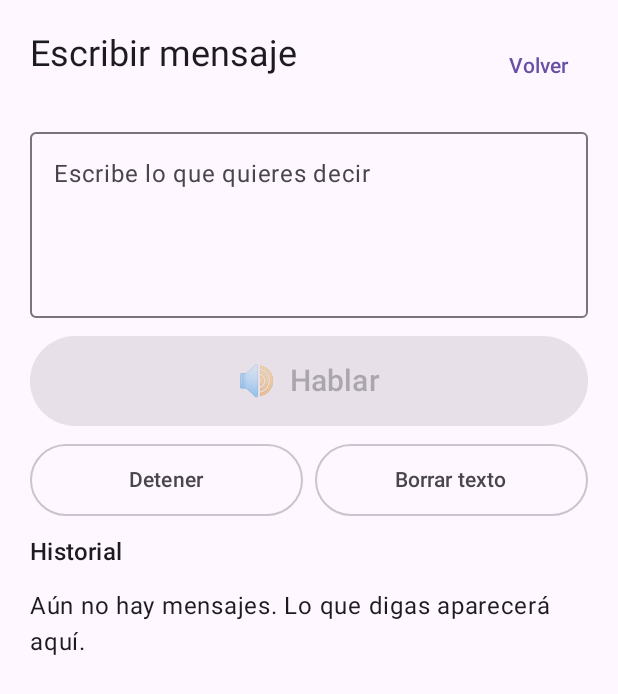
After one commit to Andressan00/Vozinclusiva, an Android app built with Jetpack Compose: the WriteScreen screen opened through its navigation route, on a phone screen of 412 x 824 dp. The commit adds this screen. Shown: the top 694 px of the screen. Run offline under Robolectric (Android 15) with nearby library versions, the phone set to English and light mode, and no system bars; our stand-ins replace Firebase (no records; nobody signed in at launch, a user with empty details on screens opened directly).

Commit message:
leer texto en pantalla y poder añadir datos basicos

```diff
--- a/app/src/main/AndroidManifest.xml
+++ b/app/src/main/AndroidManifest.xml
@@ -1,6 +1,12 @@
 <?xml version="1.0" encoding="utf-8"?>
 <manifest xmlns:android="http://schemas.android.com/apk/res/android"
     xmlns:tools="http://schemas.android.com/tools">
+
+    <queries>
+        <intent>
+            <action android:name="android.intent.action.TTS_SERVICE" />
+        </intent>
+    </queries>
 
     <application
         android:allowBackup="true"
--- /dev/null
+++ b/app/src/main/java/com/example/vozinclusiva/data/repository/MessageHistoryRepository.kt
@@ -0,0 +1,48 @@
+package com.example.vozinclusiva.data.repository
+
+import android.content.Context
+import org.json.JSONArray
+import org.json.JSONObject
+
+data class HistoryEntry(val text: String, val timestamp: Long)
+
+/**
+ * Historial de mensajes dichos en voz alta, guardado localmente en el dispositivo.
+ * El más reciente aparece primero. Guarda como máximo [MAX_ENTRIES] mensajes.
+ */
+class MessageHistoryRepository(context: Context) {
+
+    private val prefs = context.applicationContext
+        .getSharedPreferences(PREFS_NAME, Context.MODE_PRIVATE)
+
+    fun getAll(): List<HistoryEntry> {
+        val raw = prefs.getString(KEY_ENTRIES, null) ?: return emptyList()
+        return runCatching {
+            val array = JSONArray(raw)
+            (0 until array.length()).map { i ->
+                val obj = array.getJSONObject(i)
+                HistoryEntry(obj.getString("text"), obj.getLong("time"))
+            }
+        }.getOrDefault(emptyList())
+    }
+
+    fun add(text: String) {
+        val clean = text.trim()
+        if (clean.isEmpty()) return
+        val updated = (listOf(HistoryEntry(clean, System.currentTimeMillis())) + getAll())
+            .take(MAX_ENTRIES)
+        val array = JSONArray()
+        updated.forEach {
+            array.put(JSONObject().put("text", it.text).put("time", it.timestamp))
+        }
+        prefs.edit().putString(KEY_ENTRIES, array.toString()).apply()
+    }
+
+    fun clear() = prefs.edit().remove(KEY_ENTRIES).apply()
+
+    private companion object {
+        const val PREFS_NAME = "vozinclusiva_history"
+        const val KEY_ENTRIES = "entries"
+        const val MAX_ENTRIES = 100
+    }
+}
--- /dev/null
+++ b/app/src/main/java/com/example/vozinclusiva/ui/components/SpeechController.kt
@@ -0,0 +1,53 @@
+package com.example.vozinclusiva.ui.components
+
+import android.content.Context
+import android.speech.tts.TextToSpeech
+import androidx.compose.runtime.Composable
+import androidx.compose.runtime.DisposableEffect
+import androidx.compose.runtime.remember
+import androidx.compose.ui.platform.LocalContext
+import java.util.Locale
+
+/** Lee texto en voz alta usando el motor de voz (Text-to-Speech) de Android. */
+class SpeechController(context: Context) : TextToSpeech.OnInitListener {
+
+    private var tts: TextToSpeech? = TextToSpeech(context.applicationContext, this)
+    private var ready = false
+    private var pending: String? = null
+
+    override fun onInit(status: Int) {
+        if (status != TextToSpeech.SUCCESS) return
+        val engine = tts ?: return
+        var result = engine.setLanguage(Locale("es", "CO"))
+        if (result == TextToSpeech.LANG_MISSING_DATA || result == TextToSpeech.LANG_NOT_SUPPORTED) {
+            result = engine.setLanguage(Locale("es"))
+        }
+        ready = result != TextToSpeech.LANG_MISSING_DATA &&
+                result != TextToSpeech.LANG_NOT_SUPPORTED
+        if (ready) pending?.let { speak(it) }
+        pending = null
+    }
+
+    fun speak(text: String) {
+        if (text.isBlank()) return
+        if (!ready) { pending = text; return }
+        tts?.speak(text, TextToSpeech.QUEUE_FLUSH, null, "vozinclusiva_utterance")
+    }
+
+    fun stop() { tts?.stop() }
+
+    fun shutdown() {
+        tts?.stop()
+        tts?.shutdown()
+        tts = null
+        ready = false
+    }
+}
+
+@Composable
+fun rememberSpeechController(): SpeechController {
+    val context = LocalContext.current
+    val controller = remember { SpeechController(context) }
+    DisposableEffect(Unit) { onDispose { controller.shutdown() } }
+    return controller
+}
--- a/app/src/main/java/com/example/vozinclusiva/ui/settings/MenuScreen.kt
+++ b/app/src/main/java/com/example/vozinclusiva/ui/settings/MenuScreen.kt
@@ -12,6 +12,7 @@ import androidx.compose.ui.Modifier
 import androidx.compose.ui.graphics.Color
 import androidx.compose.ui.platform.LocalContext
 import androidx.compose.ui.text.font.FontWeight
+import androidx.compose.ui.text.style.TextOverflow
 import androidx.compose.ui.unit.dp
 import androidx.compose.ui.unit.sp
 import com.google.firebase.auth.FirebaseAuth
@@ -22,6 +23,7 @@ data class CategoryItem(val title: String, val color: Color)
 fun MenuScreen(
     auth: FirebaseAuth,
     onCategorySelected: (String) -> Unit,
+    onProfile: () -> Unit,          // NUEVO: abre la pantalla "Mi perfil"
     onLogout: () -> Unit
 ) {
     val categories = listOf(
@@ -48,7 +50,7 @@ fun MenuScreen(
         ) {
             Spacer(modifier = Modifier.height(24.dp))
 
-            // Barra superior con usuario actual y botón cerrar sesión
+            // Barra superior con usuario actual, perfil y cerrar sesión
             Row(
                 modifier = Modifier.fillMaxWidth(),
                 horizontalArrangement = Arrangement.SpaceBetween,
@@ -58,8 +60,20 @@ fun MenuScreen(
                     text = userEmail ?: "Sesión activa",
                     fontSize = 12.sp,
                     color = Color.Gray,
-                    maxLines = 1
+                    maxLines = 1,
+                    overflow = TextOverflow.Ellipsis,
+                    modifier = Modifier.weight(1f)
                 )
+
+                // NUEVO
+                TextButton(onClick = onProfile) {
+                    Text(
+                        text = "Mi perfil",
+                        fontSize = 13.sp,
+                        fontWeight = FontWeight.SemiBold,
+                        color = MaterialTheme.colorScheme.primary
+                    )
+                }
 
                 TextButton(
                     onClick = {
--- /dev/null
+++ b/app/src/main/java/com/example/vozinclusiva/ui/users/WriteScreen.kt
@@ -0,0 +1,131 @@
+package com.example.vozinclusiva.ui.users
+
+import androidx.compose.foundation.clickable
+import androidx.compose.foundation.layout.Arrangement
+import androidx.compose.foundation.layout.Column
+import androidx.compose.foundation.layout.Row
+import androidx.compose.foundation.layout.fillMaxSize
+import androidx.compose.foundation.layout.fillMaxWidth
+import androidx.compose.foundation.layout.heightIn
+import androidx.compose.foundation.layout.padding
+import androidx.compose.foundation.lazy.LazyColumn
+import androidx.compose.foundation.lazy.items
+import androidx.compose.material3.Button
+import androidx.compose.material3.Card
+import androidx.compose.material3.MaterialTheme
+import androidx.compose.material3.OutlinedButton
+import androidx.compose.material3.OutlinedTextField
+import androidx.compose.material3.Text
+import androidx.compose.material3.TextButton
+import androidx.compose.runtime.Composable
+import androidx.compose.runtime.getValue
+import androidx.compose.runtime.mutableStateOf
+import androidx.compose.runtime.remember
+import androidx.compose.runtime.setValue
+import androidx.compose.ui.Modifier
+import androidx.compose.ui.platform.LocalContext
+import androidx.compose.ui.text.TextStyle
+import androidx.compose.ui.unit.dp
+import androidx.compose.ui.unit.sp
+import com.example.vozinclusiva.data.repository.MessageHistoryRepository
+import com.example.vozinclusiva.ui.components.rememberSpeechController
+import java.text.SimpleDateFormat
+import java.util.Date
+import java.util.Locale
+
+/** Pantalla para que la persona sorda escriba un mensaje y el teléfono lo diga en voz alta. */
+@Composable
+fun WriteScreen(modifier: Modifier = Modifier, onBack: () -> Unit) {
+    val context = LocalContext.current
+    val speech = rememberSpeechController()
+    val history = remember { MessageHistoryRepository(context) }
+
+    var message by remember { mutableStateOf("") }
+    var entries by remember { mutableStateOf(history.getAll()) }
+    val dateFormat = remember { SimpleDateFormat("dd/MM HH:mm", Locale("es", "CO")) }
+
+    Column(
+        modifier = modifier
+            .fillMaxSize()
+            .padding(20.dp),
+        verticalArrangement = Arrangement.spacedBy(12.dp)
+    ) {
+        Row(
+            modifier = Modifier.fillMaxWidth(),
+            horizontalArrangement = Arrangement.SpaceBetween
+        ) {
+            Text("Escribir mensaje", style = MaterialTheme.typography.headlineSmall)
+            TextButton(onClick = { speech.stop(); onBack() }) { Text("Volver") }
+        }
+
+        OutlinedTextField(
+            value = message,
+            onValueChange = { message = it },
+            label = { Text("Escribe lo que quieres decir") },
+            textStyle = TextStyle(fontSize = 24.sp, lineHeight = 32.sp),
+            minLines = 3,
+            maxLines = 6,
+            modifier = Modifier.fillMaxWidth()
+        )
+
+        Button(
+            onClick = {
+                if (message.isNotBlank()) {
+                    speech.speak(message)
+                    history.add(message)
+                    entries = history.getAll()
+                }
+            },
+            enabled = message.isNotBlank(),
+            modifier = Modifier.fillMaxWidth().heightIn(min = 60.dp)
+        ) { Text("🔊  Hablar", fontSize = 20.sp) }
+
+        Row(horizontalArrangement = Arrangement.spacedBy(8.dp)) {
+            OutlinedButton(
+                onClick = { speech.stop() },
+                modifier = Modifier.weight(1f).heightIn(min = 48.dp)
+            ) { Text("Detener") }
+            OutlinedButton(
+                onClick = { message = "" },
+                modifier = Modifier.weight(1f).heightIn(min = 48.dp)
+            ) { Text("Borrar texto") }
+        }
+
+        Row(
+            modifier = Modifier.fillMaxWidth(),
+            horizontalArrangement = Arrangement.SpaceBetween
+        ) {
+            Text("Historial", style = MaterialTheme.typography.titleMedium)
+            if (entries.isNotEmpty()) {
+                TextButton(onClick = { history.clear(); entries = emptyList() }) {
+                    Text("Vaciar historial")
+                }
+            }
+        }
+
+        if (entries.isEmpty()) {
+            Text("Aún no hay mensajes. Lo que digas aparecerá aquí.", fontSize = 16.sp)
+        } else {
+            LazyColumn(
+                modifier = Modifier.weight(1f),
+                verticalArrangement = Arrangement.spacedBy(8.dp)
+            ) {
+                items(entries) { entry ->
+                    Card(
+                        modifier = Modifier
+                            .fillMaxWidth()
+                            .clickable { speech.speak(entry.text) } // tocar = repetir en voz alta
+                    ) {
+                        Column(Modifier.padding(12.dp)) {
+                            Text(entry.text, fontSize = 18.sp)
+                            Text(
+                                dateFormat.format(Date(entry.timestamp)) + "  ·  toca para repetir",
+                                fontSize = 12.sp
+                            )
+                        }
+                    }
+                }
+            }
+        }
+    }
+}
```
Also changed, not shown: app/src/main/java/com/example/vozinclusiva/MainActivity.kt (+47 -3 lines), app/src/main/java/com/example/vozinclusiva/data/local/model/UserProfile.kt (added, +34 -0 lines), app/src/main/java/com/example/vozinclusiva/data/repository/UserProfileRepository.kt (added, +58 -0 lines), app/src/main/java/com/example/vozinclusiva/ui/users/ProfileScreen.kt (added, +142 -0 lines).
